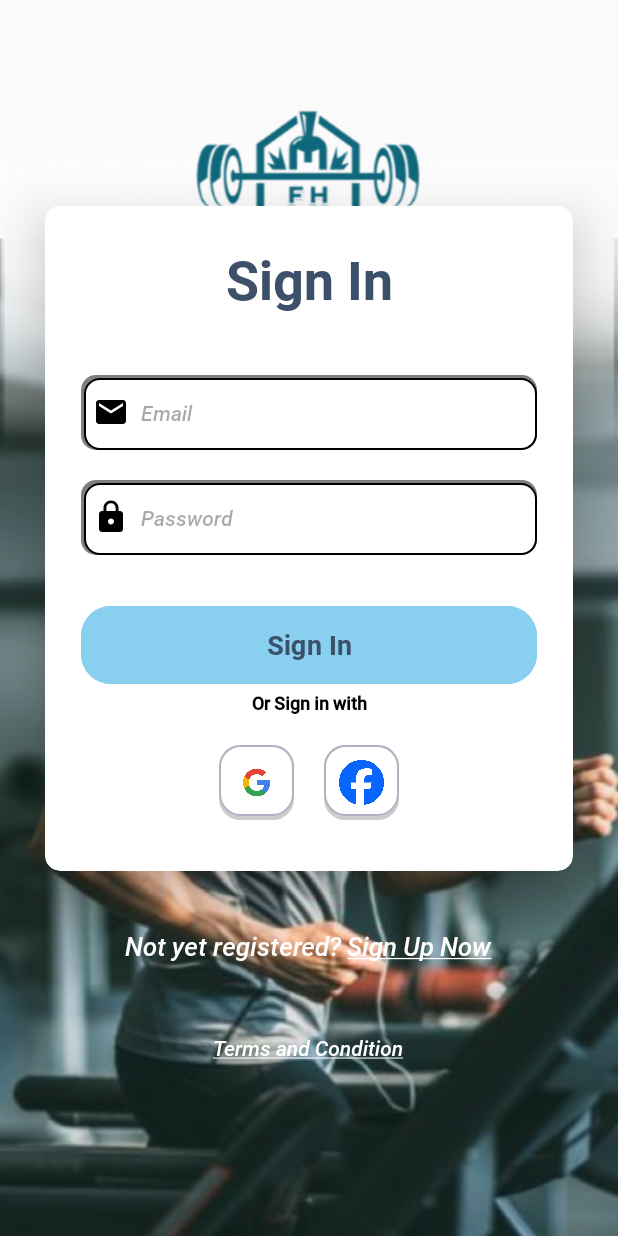
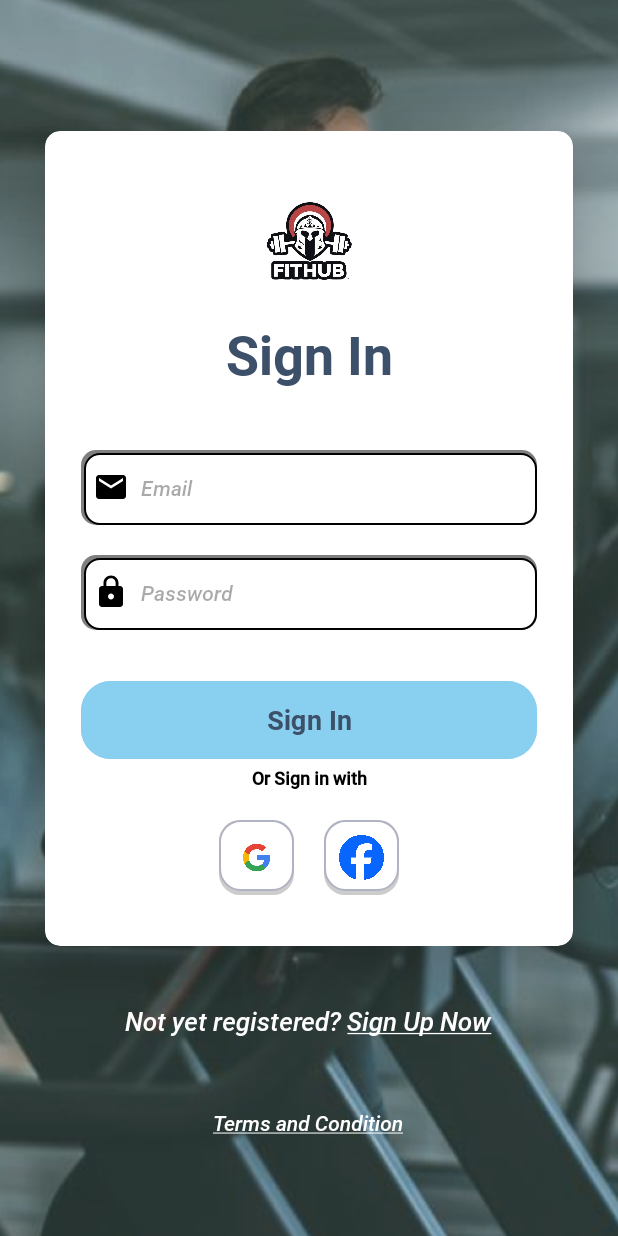
Before and after one commit to kimalfredmolina/FitHub-Set-Workout-Tracker, an Android app: the screen it shows after launch (LoginForm), on a phone screen of 412 x 824 dp. Run offline under Robolectric (Android 15) with nearby library versions, the phone set to English and light mode, and no system bars; our stand-ins replace Firebase (no records; nobody signed in at launch, a user with empty details on screens opened directly).

Commit message:
Added new Nackground

```diff
--- a/app/src/main/java/com/example/fithub_set_workout_tracker/SplashScreenForm.java
+++ b/app/src/main/java/com/example/fithub_set_workout_tracker/SplashScreenForm.java
@@ -25,16 +25,6 @@ public class SplashScreenForm extends AppCompatActivity {
             return insets;
         });
 
-        ImageView splashLine = findViewById(R.id.imageView);
-        ImageView splashTrack = findViewById(R.id.imageView2);
-        ImageView splashSleep = findViewById(R.id.imageView3);
-        ImageView splashRepeat = findViewById(R.id.imageView4);
-
-        showElementWithDelay(splashLine, 0);
-        showElementWithDelay(splashTrack, 1000);
-        showElementWithDelay(splashSleep, 1500);
-        showElementWithDelay(splashRepeat, 2000);
-
         new Handler().postDelayed(() -> {
             Intent intent = new Intent(SplashScreenForm.this, LoginForm.class);
             startActivity(intent);
--- a/app/src/main/res/layout/activity_login_form.xml
+++ b/app/src/main/res/layout/activity_login_form.xml
@@ -8,7 +8,7 @@
     android:layout_height="match_parent"
     android:orientation="vertical"
     android:gravity="center"
-    android:background="@drawable/fithub_bg"
+    android:background="@drawable/fithub_bg2"
     tools:context=".LoginForm">
 
 
@@ -26,6 +26,11 @@
             android:orientation="vertical"
             android:layout_gravity="center_horizontal"
             android:padding="24dp">
+
+            <ImageView
+                android:layout_width="match_parent"
+                android:layout_height="100dp"
+                app:srcCompat="@drawable/fithub_logo"/>
 
             <TextView
                 android:layout_width="match_parent"
```
Also changed, not shown: app/src/main/res/layout/activity_sign_up_form.xml (+6 -1 lines), app/src/main/res/layout/activity_splash_screen_form.xml (+1 -41 lines), app/src/main/res/drawable/fithub_bg.png (deleted), app/src/main/res/drawable/fithub_bg2.png (added), app/src/main/res/drawable/fithub_logo.png, 1 other file.
